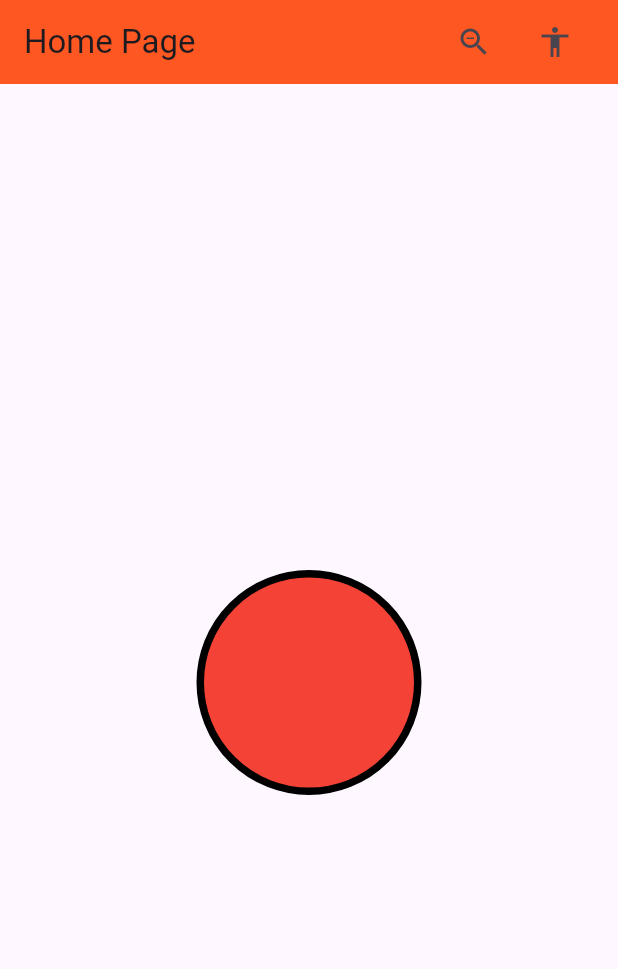
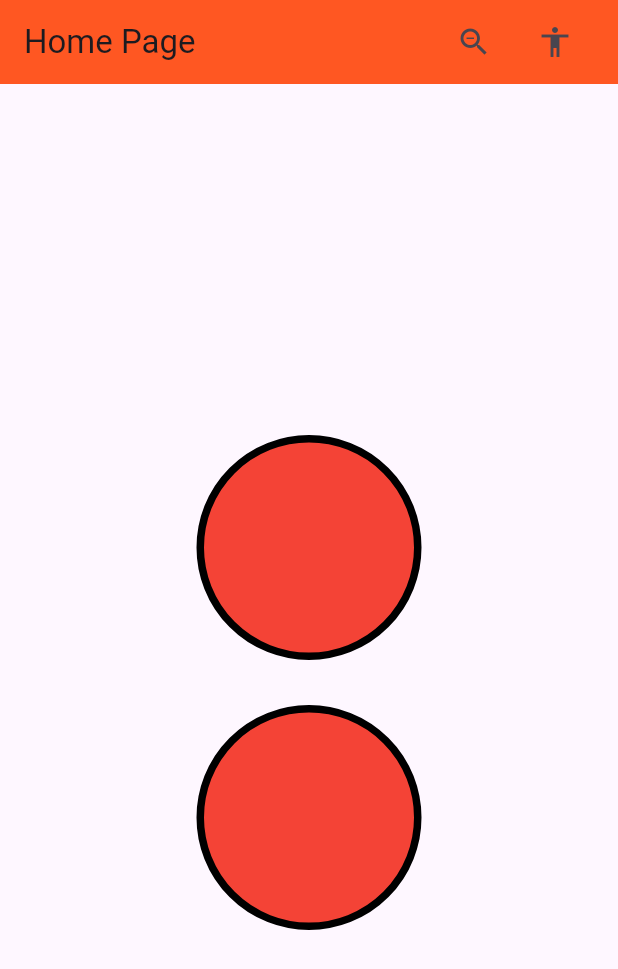
Before and after one commit to ENZHOUHUY/tugas_week_5_1123150029, a Flutter app: the screen it shows after launch, on a phone screen of 412 x 824 dp. Shown: the top 969 px of the screen. Run offline on Flutter 3.47's test engine with Material 3 defaults, Android fonts, the phone set to English and light mode, and no system bars.

Commit message:
buat 2 lingkaran

```diff
--- a/lib/main.dart
+++ b/lib/main.dart
@@ -50,6 +50,19 @@ class One extends StatelessWidget {
                       ),
                     ),
                   ),
+                  Container(
+                    height: 150,
+                    width: 150,
+                    margin: EdgeInsets.only(top: 30),
+                    decoration: BoxDecoration(
+                      color: Colors.red,
+                      borderRadius: BorderRadius.circular(100),
+                      border: Border.all(
+                        color: Colors.black,
+                        width: 5,
+                      ),
+                    ),
+                  ),
                 ],
               ),
             ),
```
